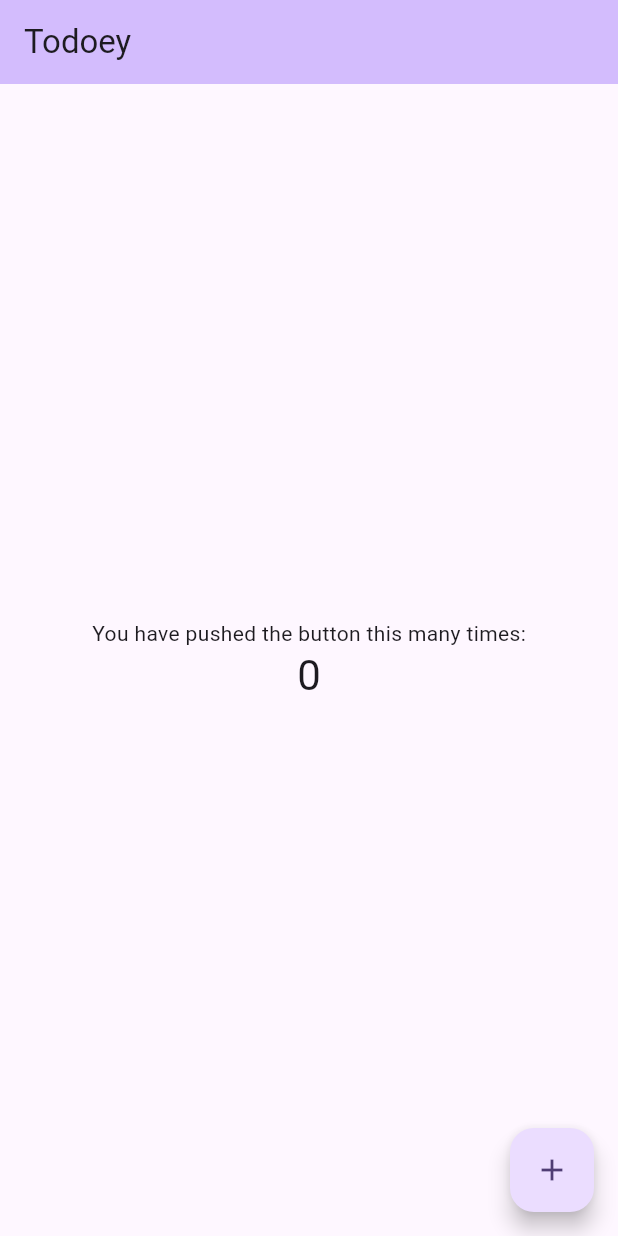
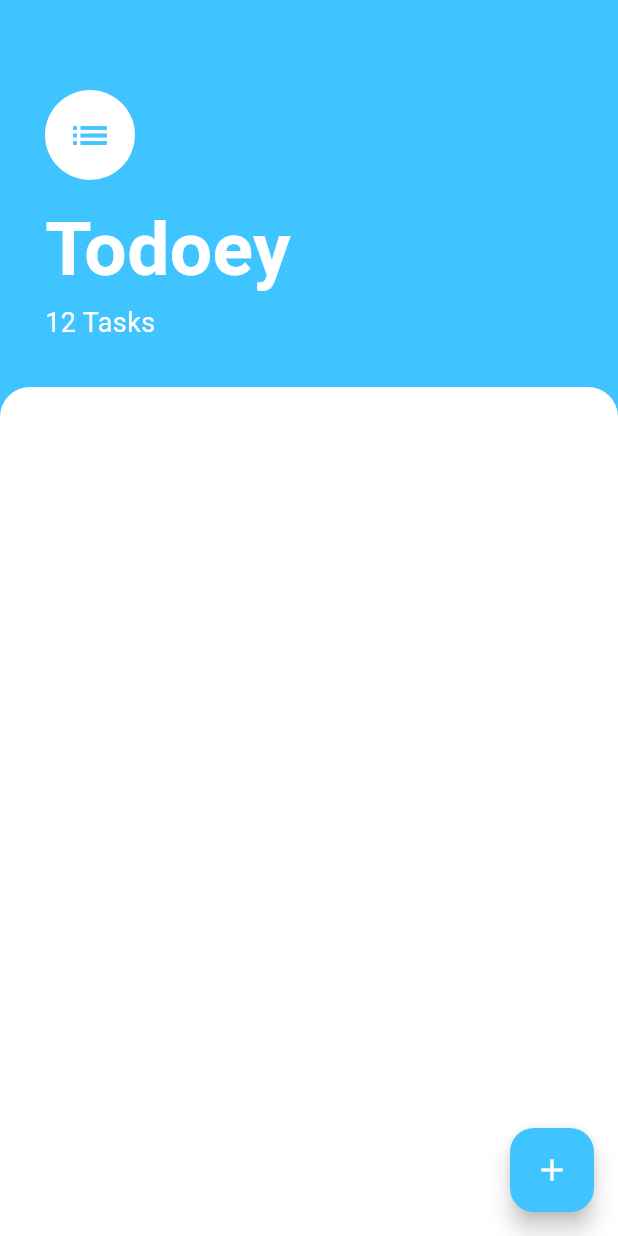
Before and after one commit to palmaone/ayu_todoey, a Flutter app: the screen it shows after launch, on a phone screen of 412 x 824 dp. Run offline on Flutter 3.47's test engine with Material 3 defaults, Android fonts, the phone set to English and light mode, and no system bars.

Commit message:
Finished lesson 1 for this project, which is lesson 196 for Angela's Udemy flutter Course

```diff
--- a/lib/main.dart
+++ b/lib/main.dart
@@ -1,125 +1,15 @@
+import 'package:ayu_todoey/screens/tasks_screen.dart';
 import 'package:flutter/material.dart';
 
-void main() {
-  runApp(const MyApp());
-}
+void main()  => runApp(const MyApp());
 
 class MyApp extends StatelessWidget {
   const MyApp({super.key});
 
-  // This widget is the root of your application.
   @override
   Widget build(BuildContext context) {
-    return MaterialApp(
-      title: 'Todoey',
-      theme: ThemeData(
-        // This is the theme of your application.
-        //
-        // TRY THIS: Try running your application with "flutter run". You'll see
-        // the application has a purple toolbar. Then, without quitting the app,
-        // try changing the seedColor in the colorScheme below to Colors.green
-        // and then invoke "hot reload" (save your changes or press the "hot
-        // reload" button in a Flutter-supported IDE, or press "r" if you used
-        // the command line to start the app).
-        //
-        // Notice that the counter didn't reset back to zero; the application
-        // state is not lost during the reload. To reset the state, use hot
-        // restart instead.
-        //
-        // This works for code too, not just values: Most code changes can be
-        // tested with just a hot reload.
-        colorScheme: ColorScheme.fromSeed(seedColor: Colors.deepPurple),
-        useMaterial3: true,
-      ),
-      home: const MyHomePage(title: 'Todoey'),
+    return const MaterialApp(
+      home: TasksScreen(),
     );
   }
 }
-
-class MyHomePage extends StatefulWidget {
-  const MyHomePage({super.key, required this.title});
-
-  // This widget is the home page of your application. It is stateful, meaning
-  // that it has a State object (defined below) that contains fields that affect
-  // how it looks.
-
-  // This class is the configuration for the state. It holds the values (in this
-  // case the title) provided by the parent (in this case the App widget) and
-  // used by the build method of the State. Fields in a Widget subclass are
-  // always marked "final".
-
-  final String title;
-
-  @override
-  State<MyHomePage> createState() => _MyHomePageState();
-}
-
-class _MyHomePageState extends State<MyHomePage> {
-  int _counter = 0;
-
-  void _incrementCounter() {
-    setState(() {
-      // This call to setState tells the Flutter framework that something has
-      // changed in this State, which causes it to rerun the build method below
-      // so that the display can reflect the updated values. If we changed
-      // _counter without calling setState(), then the build method would not be
-      // called again, and so nothing would appear to happen.
-      _counter++;
-    });
-  }
-
-  @override
-  Widget build(BuildContext context) {
-    // This method is rerun every time setState is called, for instance as done
-    // by the _incrementCounter method above.
-    //
-    // The Flutter framework has been optimized to make rerunning build methods
-    // fast, so that you can just rebuild anything that needs updating rather
-    // than having to individually change instances of widgets.
-    return Scaffold(
-      appBar: AppBar(
-        // TRY THIS: Try changing the color here to a specific color (to
-        // Colors.amber, perhaps?) and trigger a hot reload to see the AppBar
-        // change color while the other colors stay the same.
-        backgroundColor: Theme.of(context).colorScheme.inversePrimary,
-        // Here we take the value from the MyHomePage object that was created by
-        // the App.build method, and use it to set our appbar title.
-        title: Text(widget.title),
-      ),
-      body: Center(
-        // Center is a layout widget. It takes a single child and positions it
-        // in the middle of the parent.
-        child: Column(
-          // Column is also a layout widget. It takes a list of children and
-          // arranges them vertically. By default, it sizes itself to fit its
-          // children horizontally, and tries to be as tall as its parent.
-          //
-          // Column has various properties to control how it sizes itself and
-          // how it positions its children. Here we use mainAxisAlignment to
-          // center the children vertically; the main axis here is the vertical
-          // axis because Columns are vertical (the cross axis would be
-          // horizontal).
-          //
-          // TRY THIS: Invoke "debug painting" (choose the "Toggle Debug Paint"
-          // action in the IDE, or press "p" in the console), to see the
-          // wireframe for each widget.
-          mainAxisAlignment: MainAxisAlignment.center,
-          children: <Widget>[
-            const Text(
-              'You have pushed the button this many times:',
-            ),
-            Text(
-              '$_counter',
-              style: Theme.of(context).textTheme.headlineMedium,
-            ),
-          ],
-        ),
-      ),
-      floatingActionButton: FloatingActionButton(
-        onPressed: _incrementCounter,
-        tooltip: 'Increment',
-        child: const Icon(Icons.add),
-      ), // This trailing comma makes auto-formatting nicer for build methods.
-    );
-  }
-}
--- /dev/null
+++ b/lib/screens/tasks_screen.dart
@@ -0,0 +1,70 @@
+import 'package:flutter/material.dart';
+
+class TasksScreen extends StatelessWidget {
+  const TasksScreen({super.key});
+
+  @override
+  Widget build(BuildContext context) {
+    return Scaffold(
+      backgroundColor: Colors.lightBlueAccent,
+      floatingActionButton: const FloatingActionButton(
+        backgroundColor: Colors.lightBlueAccent,
+        onPressed: null,
+        child: Icon(
+            Icons.add,
+            color: Colors.white,
+        ),
+      ),
+      body: Column(
+        crossAxisAlignment: CrossAxisAlignment.start,
+        children: [
+          Container(
+            padding: const EdgeInsets.only(top: 60.0, right: 30.0, bottom: 30.0, left: 30.0),
+            child: const Column(
+              crossAxisAlignment: CrossAxisAlignment.start,
+              children: <Widget>[
+                CircleAvatar(
+                  backgroundColor: Colors.white,
+                  radius: 30.0,
+                  child: Icon(
+                    Icons.list,
+                    color: Colors.lightBlueAccent,
+                    size: 30.0,
+                  ),
+                ),
+                SizedBox(height: 10.0,),
+                Text(
+                    'Todoey',
+                  style: TextStyle(
+                    color: Colors.white,
+                    fontSize: 50.0,
+                    fontWeight: FontWeight.w700,
+
+                  ),
+                ),
+                Text(
+                  '12 Tasks',
+                  style: TextStyle(
+                    color: Colors.white,
+                    fontSize: 18.0,
+                  ),
+                ),
+              ],
+            ),
+          ),
+          Expanded(
+            child: Container(
+              decoration: const BoxDecoration(
+                color: Colors.white,
+                borderRadius: BorderRadius.only(
+                  topLeft: Radius.circular(20.0),
+                  topRight: Radius.circular(20.0),
+                ),
+              ),
+            ),
+          ),
+        ],
+      ),
+    );
+  }
+}
```
